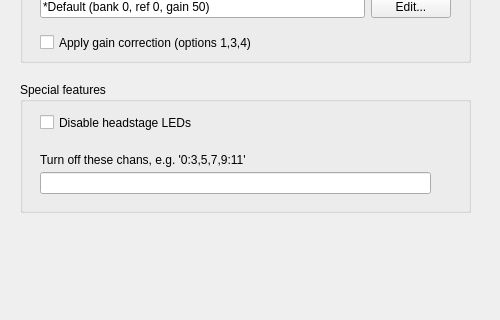
First picture: the form in Forms/IMCfgTab.ui, repository billkarsh/SpikeGLX, before the edit; both pictures show x 0 to 500 and y 178 to 498 of the 500 by 580 pixel window.
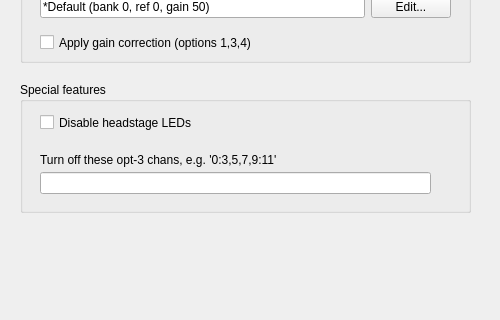
Second picture: the form after the edit.

Commit message: Help text for standby chans

What changed in the file:
```diff
--- a/Forms/IMCfgTab.ui
+++ b/Forms/IMCfgTab.ui
@@ -302,7 +302,7 @@
      <string>Defeat option 3 oscillations when using internal refs by turning off 10% of the channels</string>
     </property>
     <property name="text">
-     <string>Turn off these chans, e.g. '0:3,5,7,9:11'</string>
+     <string>Turn off these opt-3 chans, e.g. '0:3,5,7,9:11'</string>
     </property>
    </widget>
   </widget>
```
The commit also changes 2 other files.
